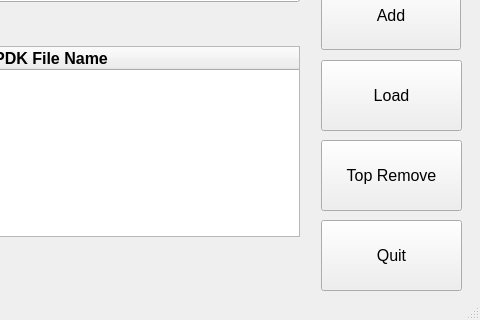
Qt form JungWoo/pdkFileManagement/mainwindow.ui (dlawjddnrj/git_test) before a commit; both pictures show x 489 to 969 and y 151 to 471 of the 969 by 471 pixel window.
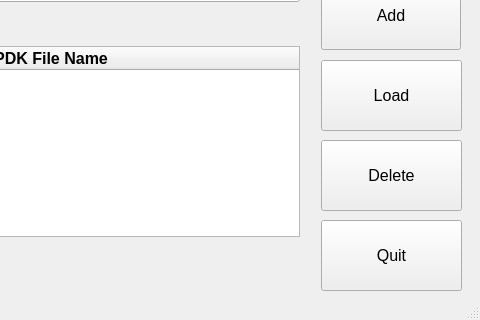
The same form after that commit. Icons and pictures are not drawn.

Commit message: 임정우 커밋 버튼들 Color 구성 add 버튼 누를시 lineEdit에 공백으로 변환 Delete 버튼 누르면 메시지박스가 나와 Yes를 누르면 경로에 지정된 pdklist.txt 파일이 아예 삭제되는 기능 구현

Diff of the .ui file:
```diff
--- a/JungWoo/pdkFileManagement/mainwindow.ui
+++ b/JungWoo/pdkFileManagement/mainwindow.ui
@@ -254,7 +254,7 @@
      </rect>
     </property>
     <property name="text">
-     <string>Top Remove</string>
+     <string>Delete</string>
     </property>
    </widget>
    <widget class="QPushButton" name="pushButton_load">
```
The commit also changes 10 other files.
